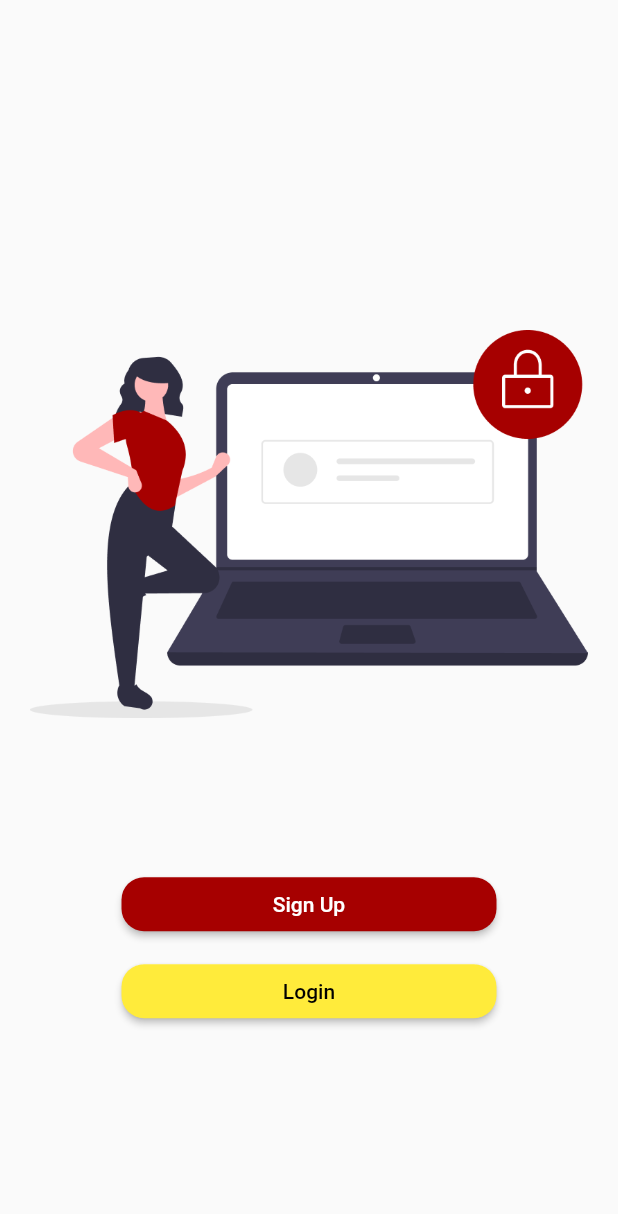
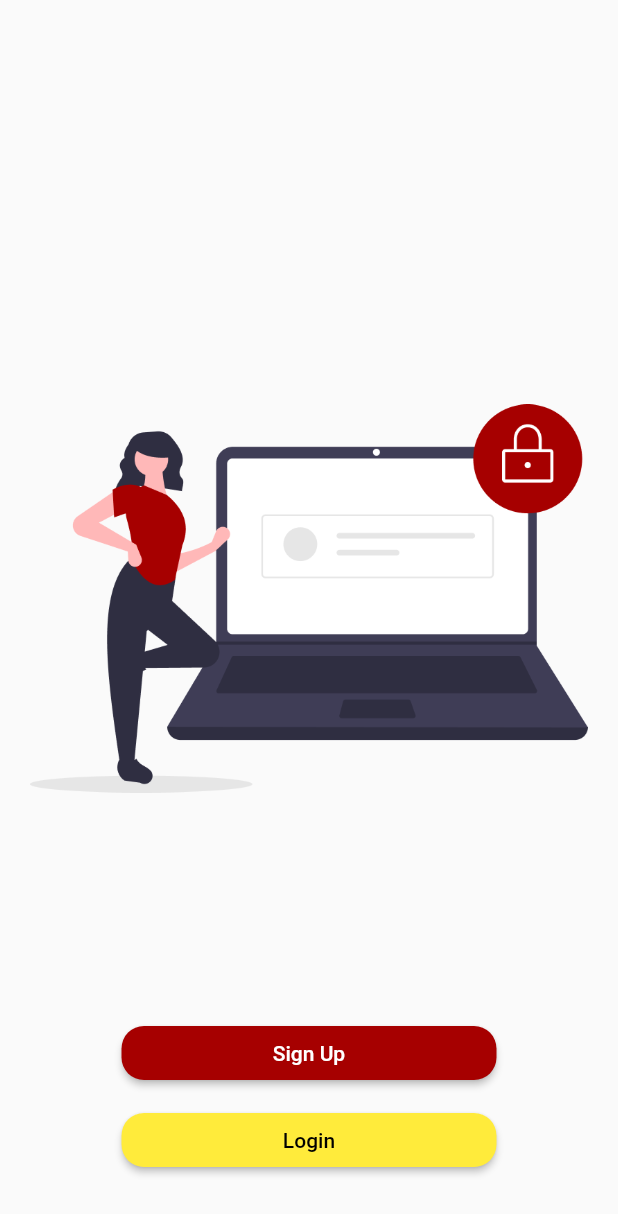
Before and after one commit to richieoscar/tradebybarter, a Flutter app: the screen it shows after launch, after a tap on "Get Started", on a phone screen of 412 x 824 dp. Shown: the top 1214 px of the screen. Run offline on Flutter 3.47's test engine with Material 2 defaults, Android fonts, the phone set to English and light mode, and no system bars; our stand-ins replace accordion, csc_picker, dots_indicator, flutter_otp_text_field, google_maps_flutter, hexcolor and 2 more; network calls fail.

Commit message:
changes to the forgotpassword and  overflow in the login screen

```diff
--- a/lib/main.dart
+++ b/lib/main.dart
@@ -58,6 +58,7 @@ class _SplashScreenState extends State<SplashScreen> {
 
       body: SafeArea(
         child: Container(
+
           decoration: BoxDecoration(
               image: DecorationImage(
                   image: AssetImage("images/welcomescreen2.png"), fit: BoxFit.fill)),
--- a/lib/screens/signup_login_screen.dart
+++ b/lib/screens/signup_login_screen.dart
@@ -14,7 +14,7 @@ class SignUpLoginScreen extends StatelessWidget {
               SizedBox(
                 height: 200,
               ),
-              Image.asset("images/signin.png"),
+              Expanded(child: Container(child: Image.asset("images/signin.png"))),
               SizedBox(
                 height: 100,
               ),
```
Also changed, not shown: lib/screens/forgotPasswordScreen.dart (+9 -2 lines).
